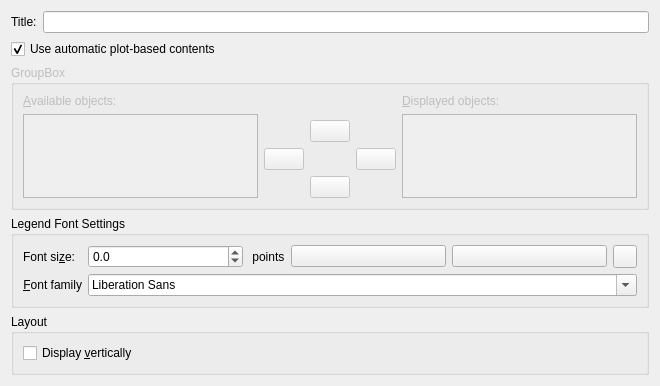
The window that src/libkstapp/legendtab.ui (Kst-plot/kst) describes before a commit, drawn with Qt 5.
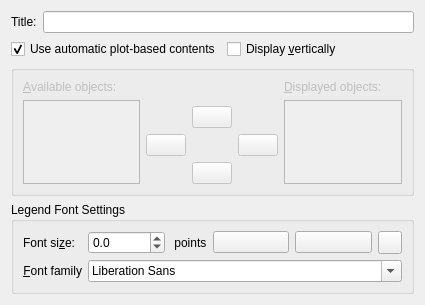
The same window after the commit. Custom widgets are drawn as their Qt base class.

```diff
--- a/src/libkstapp/legendtab.ui
+++ b/src/libkstapp/legendtab.ui
@@ -6,12 +6,12 @@
    <rect>
     <x>0</x>
     <y>0</y>
-    <width>660</width>
-    <height>361</height>
+    <width>425</width>
+    <height>269</height>
    </rect>
   </property>
-  <layout class="QVBoxLayout">
-   <item>
+  <layout class="QGridLayout" name="gridLayout">
+   <item row="0" column="0" colspan="2">
     <layout class="QHBoxLayout">
      <item>
       <widget class="QLabel" name="label">
@@ -25,7 +25,7 @@
      </item>
     </layout>
    </item>
-   <item>
+   <item row="1" column="0">
     <widget class="QCheckBox" name="_autoContents">
      <property name="text">
       <string>Use automatic plot-based contents</string>
@@ -38,14 +38,18 @@
      </property>
     </widget>
    </item>
-   <item>
+   <item row="1" column="1">
+    <widget class="QCheckBox" name="_displayVertically">
+     <property name="text">
+      <string>Display &amp;vertically</string>
+     </property>
+    </widget>
+   </item>
+   <item row="2" column="0" colspan="2">
     <widget class="QGroupBox" name="_contentGroupBox">
      <property name="enabled">
       <bool>false</bool>
      </property>
-     <property name="title">
-      <string>GroupBox</string>
-     </property>
      <layout class="QGridLayout">
       <item row="0" column="0">
        <widget class="QLabel" name="TextLabel4_4_2">
@@ -214,7 +218,7 @@
      </layout>
     </widget>
    </item>
-   <item>
+   <item row="3" column="0" colspan="2">
     <widget class="QGroupBox" name="_topLabelGroup">
      <property name="title">
       <string>Legend Font Settings</string>
@@ -329,22 +333,6 @@
      </layout>
     </widget>
    </item>
-   <item>
-    <widget class="QGroupBox" name="groupBox_2">
-     <property name="title">
-      <string>Layout</string>
-     </property>
-     <layout class="QGridLayout">
-      <item row="0" column="0">
-       <widget class="QCheckBox" name="_displayVertically">
-        <property name="text">
-         <string>Display &amp;vertically</string>
-        </property>
-       </widget>
-      </item>
-     </layout>
-    </widget>
-   </item>
   </layout>
  </widget>
  <customwidgets>
```
Left out of the diff: 5 changed lines with no effect on the pictures.
